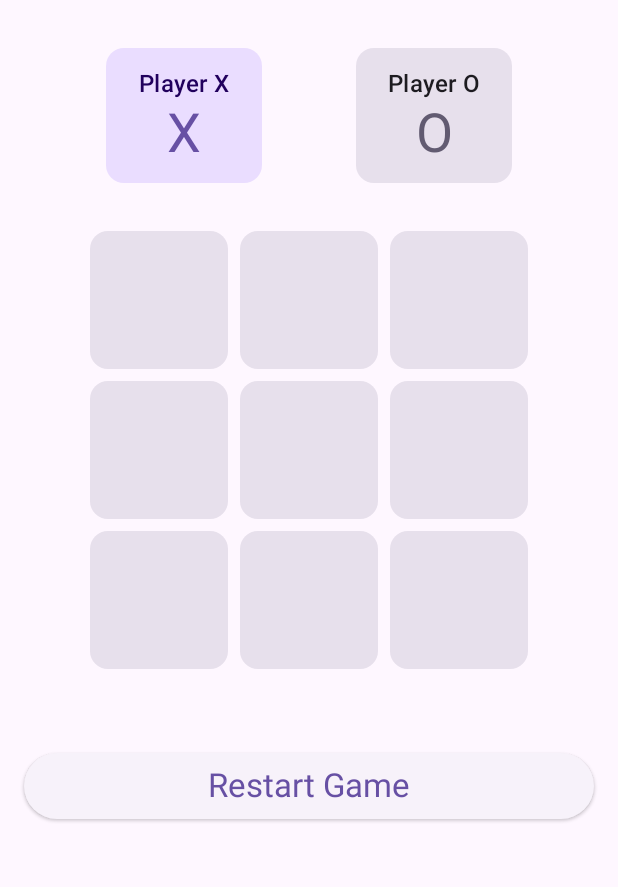
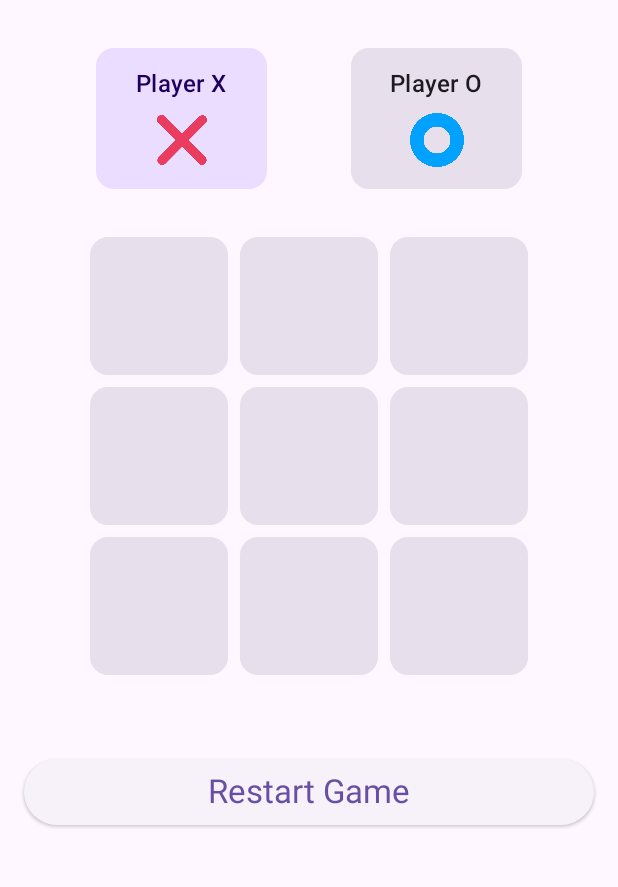
Before and after one commit to HarshHingorani22197/TicTacToe, an Android app built with Jetpack Compose: the @Preview function GameScreen2Preview, on a phone screen of 412 x 824 dp, the part 84-971 px from its top. Run offline under Robolectric (Android 15) with nearby library versions, the phone set to English and light mode, and no system bars.

Commit message:
Improved UI and game screen functionality(WIP)

```diff
--- a/app/src/main/java/com/example/ticktacktoe/GameScreen2.kt
+++ b/app/src/main/java/com/example/ticktacktoe/GameScreen2.kt
@@ -1,5 +1,6 @@
 import androidx.compose.animation.core.Animatable
 import androidx.compose.animation.core.tween
+import androidx.compose.foundation.Image
 import androidx.compose.foundation.background
 import androidx.compose.foundation.clickable
 import androidx.compose.foundation.layout.*
@@ -9,17 +10,18 @@ import androidx.compose.runtime.*
 import androidx.compose.ui.Alignment
 import androidx.compose.ui.Modifier
 import androidx.compose.ui.draw.clip
-import androidx.compose.ui.draw.drawBehind
 import androidx.compose.ui.draw.drawWithContent
 import androidx.compose.ui.geometry.Offset
 import androidx.compose.ui.graphics.Color
 import androidx.compose.ui.graphics.StrokeCap
+import androidx.compose.ui.res.painterResource
 import androidx.compose.ui.tooling.preview.Preview
 import androidx.compose.ui.unit.dp
 import androidx.compose.ui.unit.sp
 import androidx.navigation.NavController
 import androidx.navigation.compose.rememberNavController
 import java.util.LinkedList
+import com.example.ticktacktoe.R
 
 @Composable
 fun GameScreen2(navController: NavController, playerX: String, playerO: String) {
@@ -30,13 +32,42 @@ fun GameScreen2(navController: NavController, playerX: String, playerO: String)
     val moveHistory = remember { mutableStateMapOf("X" to LinkedList<Pair<Int, Int>>(), "O" to LinkedList<Pair<Int, Int>>()) }
 
     Column(
-        modifier = Modifier.fillMaxSize().background(MaterialTheme.colorScheme.background).padding(16.dp),
+        modifier = Modifier
+            .fillMaxSize()
+            .background(MaterialTheme.colorScheme.background)
+            .padding(16.dp),
         horizontalAlignment = Alignment.CenterHorizontally
     ) {
-        Text(text = "Tic Tac Toe", style = MaterialTheme.typography.headlineLarge, color = MaterialTheme.colorScheme.primary)
+        Text(
+            text = "Tic Tac Toe",
+            style = MaterialTheme.typography.headlineLarge,
+            color = MaterialTheme.colorScheme.primary
+        )
+
         Spacer(modifier = Modifier.height(24.dp))
-        PlayerIndicators(playerX, playerO, currentPlayer)
+
+        Row(
+            modifier = Modifier.fillMaxWidth(),
+            horizontalArrangement = Arrangement.SpaceEvenly
+        ) {
+            PlayerIndicators(
+                name = playerX,
+                symbol = "X",
+                isActive = currentPlayer == "X",
+                symbolColor = MaterialTheme.colorScheme.primary,
+                bgColor = MaterialTheme.colorScheme.primaryContainer
+            )
+            PlayerIndicators(
+                name = playerO,
+                symbol = "O",
+                isActive = currentPlayer == "O",
+                symbolColor = MaterialTheme.colorScheme.secondary,
+                bgColor = MaterialTheme.colorScheme.secondaryContainer
+            )
+        }
+
         Spacer(modifier = Modifier.height(20.dp))
+
         TicTacToeBoard2(board, moveHistory, { i, j ->
             if (board[i][j].isEmpty() && winner == null) {
                 handleMove(i, j, currentPlayer, moveHistory, board)
@@ -49,11 +80,19 @@ fun GameScreen2(navController: NavController, playerX: String, playerO: String)
                 }
             }
         }, winningLine)
+
         Spacer(modifier = Modifier.height(20.dp))
+
         winner?.let {
-            Text(text = "$it Wins!", style = MaterialTheme.typography.headlineMedium, color = MaterialTheme.colorScheme.primary)
+            Text(
+                text = "$it Wins!",
+                style = MaterialTheme.typography.headlineMedium,
+                color = MaterialTheme.colorScheme.primary
+            )
         }
+
         Spacer(modifier = Modifier.height(30.dp))
+
         ElevatedButton(onClick = {
             board = List(3) { MutableList(3) { "" } }
             currentPlayer = "X"
@@ -80,48 +119,57 @@ fun handleMove(i: Int, j: Int, currentPlayer: String, moveHistory: MutableMap<St
 }
 
 @Composable
-fun TicTacToeBoard2(board: List<List<String>>, moveHistory: MutableMap<String, LinkedList<Pair<Int, Int>>>, onCellClick: (Int, Int) -> Unit, winningLine: List<Pair<Int, Int>>?) {
+fun TicTacToeBoard2(
+    board: List<List<String>>,
+    moveHistory: MutableMap<String, LinkedList<Pair<Int, Int>>>,
+    onCellClick: (Int, Int) -> Unit,
+    winningLine: List<Pair<Int, Int>>?
+) {
     val animatedProgress = remember { Animatable(0f) }
+
     LaunchedEffect(winningLine) {
         if (winningLine != null) {
             animatedProgress.snapTo(0f)
             animatedProgress.animateTo(1f, animationSpec = tween(durationMillis = 500))
         }
     }
-    Box(modifier = Modifier.size(300.dp)
-        .drawWithContent {
-            drawContent() // Draws the X and O symbols first
 
-            winningLine?.let { line ->
-                val cellSize = size.width / 3
-                val startX = line.first().second * cellSize + cellSize / 2
-                val startY = line.first().first * cellSize + cellSize / 2
-                val endX = line.last().second * cellSize + cellSize / 2
-                val endY = line.last().first * cellSize + cellSize / 2
+    Box(modifier = Modifier
+        .size(300.dp)
 
-                drawLine(
-                    color = Color.Red.copy(alpha = 0.8f),
-                    start = Offset(startX, startY),
-                    end = Offset(startX + (endX - startX) * animatedProgress.value,
-                        startY + (endY - startY) * animatedProgress.value),
-                    strokeWidth = 12f,
-                    cap = StrokeCap.Round
-                )
-            }
-        }
+
     ) {
         Column {
             for (i in 0..2) {
                 Row {
                     for (j in 0..2) {
-                        Box(modifier = Modifier.size(100.dp).padding(4.dp).clip(RoundedCornerShape(12.dp)).background(MaterialTheme.colorScheme.surfaceVariant).clickable(enabled = board[i][j].isEmpty() && winningLine == null) {
-                            onCellClick(i, j)
-                        }, contentAlignment = Alignment.Center) {
-                            Text(text = board[i][j], fontSize = 36.sp, color = when (board[i][j]) {
-                                "X" -> MaterialTheme.colorScheme.primary
-                                "O" -> MaterialTheme.colorScheme.secondary
-                                else -> MaterialTheme.colorScheme.onSurface
-                            })
+                        val isWinningCell = winningLine?.contains(i to j) == true
+                        Box(
+                            modifier = Modifier
+                                .size(100.dp)
+                                .padding(4.dp)
+                                .clip(RoundedCornerShape(12.dp))
+                                .background(
+                                    if (isWinningCell) Color.Green.copy(alpha = 0.5f)
+                                    else MaterialTheme.colorScheme.surfaceVariant
+                                )
+                                .clickable(enabled = board[i][j].isEmpty() && winningLine == null) {
+                                    onCellClick(i, j)
+                                },
+                            contentAlignment = Alignment.Center
+                        ) {
+                            when (board[i][j]) {
+                                "X" -> Image(
+                                    painter = painterResource(id = R.drawable.cross),
+                                    contentDescription = "X",
+                                    modifier = Modifier.size(60.dp)
+                                )
+                                "O" -> Image(
+                                    painter = painterResource(id = R.drawable.circle),
+                                    contentDescription = "O",
+                                    modifier = Modifier.size(60.dp)
+                                )
+                            }
                         }
                     }
                 }
@@ -131,18 +179,30 @@ fun TicTacToeBoard2(board: List<List<String>>, moveHistory: MutableMap<String, L
 }
 
 @Composable
-fun PlayerIndicators(playerX: String, playerO: String, currentPlayer: String) {
-    Row(modifier = Modifier.fillMaxWidth(), horizontalArrangement = Arrangement.SpaceEvenly) {
-        PlayerIndicator2(playerX, "X", currentPlayer == "X", MaterialTheme.colorScheme.primary, MaterialTheme.colorScheme.primaryContainer)
-        PlayerIndicator2(playerO, "O", currentPlayer == "O", MaterialTheme.colorScheme.secondary, MaterialTheme.colorScheme.secondaryContainer)
-    }
-}
-
-@Composable
-fun PlayerIndicator2(name: String, symbol: String, isActive: Boolean, symbolColor: Color, bgColor: Color) {
-    Column(horizontalAlignment = Alignment.CenterHorizontally, modifier = Modifier.width(120.dp).padding(8.dp).background(if (isActive) bgColor else MaterialTheme.colorScheme.surfaceVariant, RoundedCornerShape(12.dp)).padding(12.dp)) {
-        Text(text = name, style = MaterialTheme.typography.titleMedium, color = if (isActive) MaterialTheme.colorScheme.onPrimaryContainer else MaterialTheme.colorScheme.onSurface)
-        Text(text = symbol, fontSize = 36.sp, color = symbolColor)
+fun PlayerIndicators(name: String, symbol: String, isActive: Boolean, symbolColor: Color, bgColor: Color) {
+    Column(
+        horizontalAlignment = Alignment.CenterHorizontally,
+        modifier = Modifier
+            .width(130.dp)
+            .height(110.dp)
+            .padding(8.dp)
+            .background(
+                if (isActive) bgColor else MaterialTheme.colorScheme.surfaceVariant,
+                RoundedCornerShape(12.dp)
+            )
+            .padding(12.dp)
+    ) {
+        Text(
+            text = name,
+            style = MaterialTheme.typography.titleMedium,
+            color = if (isActive) MaterialTheme.colorScheme.onPrimaryContainer else MaterialTheme.colorScheme.onSurface
+        )
+        Spacer(modifier = Modifier.height(7.dp))
+        Image(
+            painter = painterResource(id = if (symbol == "X") R.drawable.cross else R.drawable.circle),
+            contentDescription = symbol,
+            modifier = Modifier.size(36.dp)
+        )
     }
 }
 
```
Also changed, not shown: app/src/main/java/com/example/ticktacktoe/GameScreen.kt (+26 -61 lines), app/src/main/java/com/example/ticktacktoe/LoginScreen.kt (+87 -29 lines), app/src/main/res/drawable/circle.png, app/src/main/res/drawable/cross.png.
